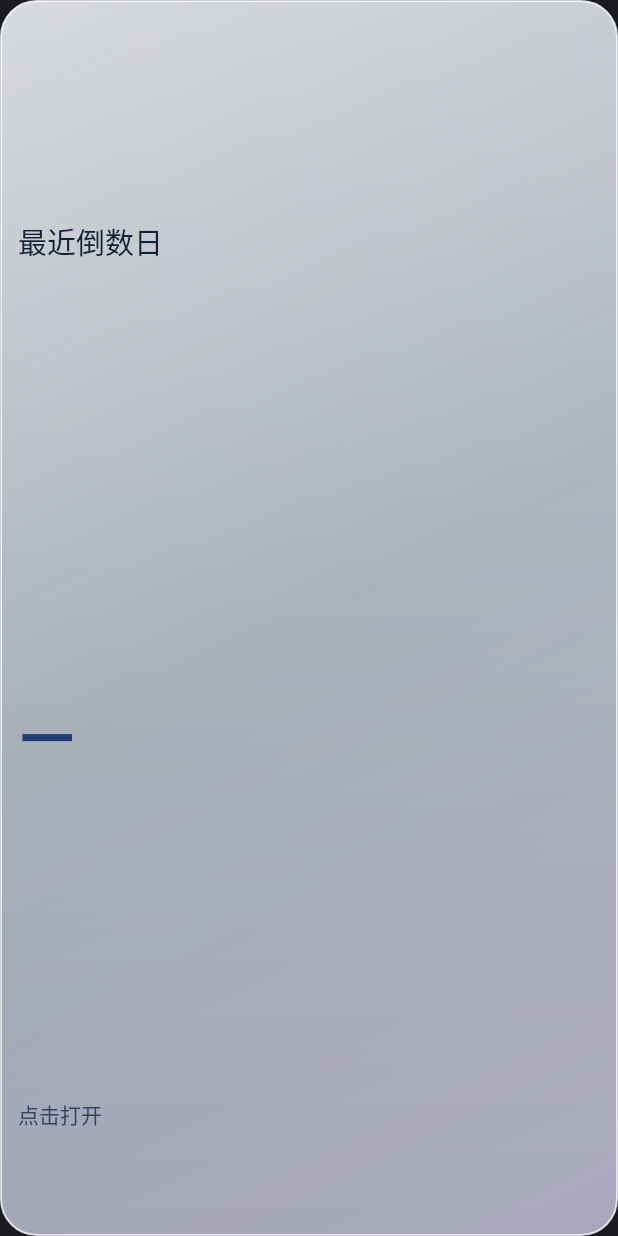
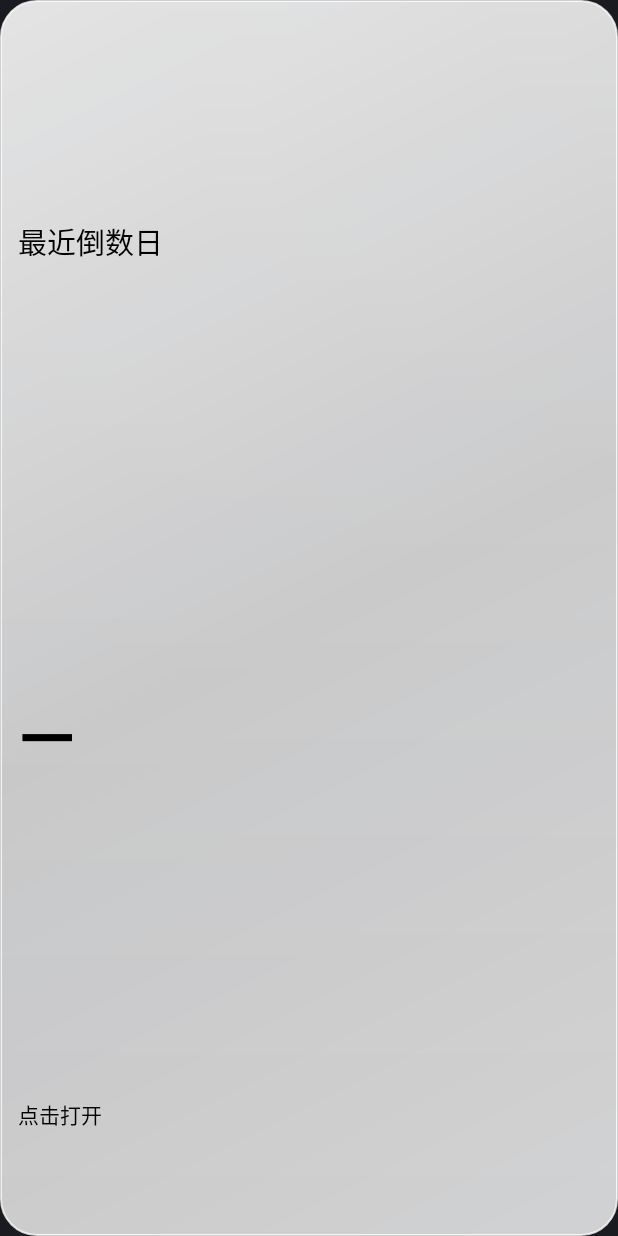
Before and after one commit to NormanMises/MiCountdown, an Android app: the layout widget_card.xml on its own in the app's theme, with its tools: preview values and no code run, on a phone screen of 412 x 824 dp. Run offline under Robolectric (Android 15) with nearby library versions, the phone set to English and light mode, and no system bars.

Commit message:
Use pure black and white for widget colors

```diff
--- a/app/build.gradle
+++ b/app/build.gradle
@@ -2,7 +2,7 @@ plugins { id 'com.android.application' }
 android {
  namespace 'studio.mises.countdown'
  compileSdk 35
- defaultConfig { applicationId 'studio.mises.countdown'; minSdk 26; targetSdk 35; versionCode 5; versionName '0.2.3' }
+ defaultConfig { applicationId 'studio.mises.countdown'; minSdk 26; targetSdk 35; versionCode 6; versionName '0.2.4' }
  def signingStore = System.getenv('MICOUNTDOWN_SIGNING_STORE')
  if (signingStore != null) {
   signingConfigs.debug.storeFile = file(signingStore)
--- a/app/src/main/res/values-night/widget_colors.xml
+++ b/app/src/main/res/values-night/widget_colors.xml
@@ -1,10 +1,10 @@
 <resources>
-    <color name="widget_primary">#F0F4FF</color>
-    <color name="widget_number">#CADBFF</color>
-    <color name="widget_secondary">#D3DDF3</color>
-    <color name="glass_top">#C2374B66</color>
-    <color name="glass_center">#B124344C</color>
-    <color name="glass_bottom">#C8292543</color>
-    <color name="glass_rim">#60CEDCF4</color>
-    <color name="glass_sheen">#33E5F0FF</color>
+    <color name="widget_primary">#FFFFFF</color>
+    <color name="widget_number">#FFFFFF</color>
+    <color name="widget_secondary">#FFFFFF</color>
+    <color name="glass_top">#EF000000</color>
+    <color name="glass_center">#D9000000</color>
+    <color name="glass_bottom">#E6000000</color>
+    <color name="glass_rim">#24FFFFFF</color>
+    <color name="glass_sheen">#0CFFFFFF</color>
 </resources>
--- a/app/src/main/res/values/widget_colors.xml
+++ b/app/src/main/res/values/widget_colors.xml
@@ -1,10 +1,10 @@
 <resources>
-    <color name="widget_primary">#132136</color>
-    <color name="widget_number">#203C73</color>
-    <color name="widget_secondary">#304362</color>
-    <color name="glass_top">#C8F8FCFF</color>
-    <color name="glass_center">#A8DFECFA</color>
-    <color name="glass_bottom">#BAE0DCF7</color>
+    <color name="widget_primary">#000000</color>
+    <color name="widget_number">#000000</color>
+    <color name="widget_secondary">#000000</color>
+    <color name="glass_top">#D9FFFFFF</color>
+    <color name="glass_center">#BDFFFFFF</color>
+    <color name="glass_bottom">#CCFFFFFF</color>
     <color name="glass_rim">#C8FFFFFF</color>
-    <color name="glass_sheen">#47FFFFFF</color>
+    <color name="glass_sheen">#33FFFFFF</color>
 </resources>
```
Also changed, not shown: 1 other file.
